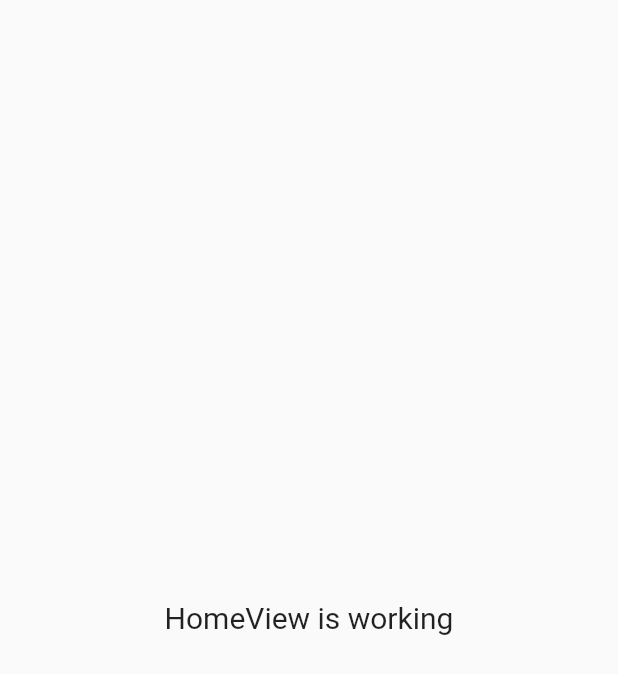
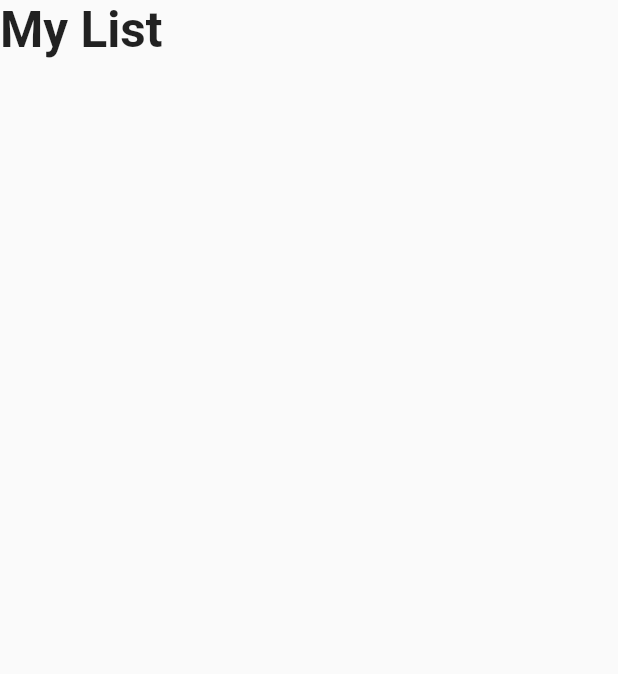
Before and after one commit to raiszidane95/To-Do-List_App, a Flutter app: the screen it shows after launch, on a phone screen of 412 x 824 dp. Shown: the top 674 px of the screen. Run offline on Flutter 3.47's test engine with Material 2 defaults, Android fonts, the phone set to English and light mode, and no system bars; our stand-ins replace equatable, flutter_easyloading, get, get_storage.

Commit message:
feat: add view homepage

```diff
--- a/lib/app/modules/home/controllers/home_controller.dart
+++ b/lib/app/modules/home/controllers/home_controller.dart
@@ -1,23 +1,14 @@
+// ignore_for_file: public_member_api_docs, sort_constructors_first
 import 'package:get/get.dart';
+import 'package:to_d_o_list_app/app/data/services/storage/repository.dart';
 
 class HomeController extends GetxController {
-  //TODO: Implement HomeController
+  TaskRepository taskRepository;
+  HomeController({
+    required this.taskRepository,
+  });
 
-  final count = 0.obs;
-  @override
   void onInit() {
     super.onInit();
   }
-
-  @override
-  void onReady() {
-    super.onReady();
-  }
-
-  @override
-  void onClose() {
-    super.onClose();
-  }
-
-  void increment() => count.value++;
 }
--- a/lib/app/modules/home/views/home_view.dart
+++ b/lib/app/modules/home/views/home_view.dart
@@ -1,5 +1,6 @@
 import 'package:flutter/material.dart';
 import 'package:get/get.dart';
+import '../../../core/utils/extension.dart';
 
 import '../controllers/home_controller.dart';
 
@@ -8,10 +9,14 @@ class HomeView extends GetView<HomeController> {
   @override
   Widget build(BuildContext context) {
     return Scaffold(
-      body: const Center(
-        child: Text(
-          'HomeView is working',
-          style: TextStyle(fontSize: 20),
+      body: SafeArea(
+        child: ListView(
+          children: [
+            Text(
+              'My List',
+              style: TextStyle(fontSize: 24.0.sp, fontWeight: FontWeight.bold),
+            ),
+          ],
         ),
       ),
     );
--- a/lib/main.dart
+++ b/lib/main.dart
@@ -1,8 +1,10 @@
 import 'package:flutter/material.dart';
+import 'package:flutter_easyloading/flutter_easyloading.dart';
 import 'package:get/get.dart';
 import 'package:get_storage/get_storage.dart';
 
 import 'app/data/services/storage/services.dart';
+import 'app/modules/home/bindings/home_binding.dart';
 import 'app/routes/app_pages.dart';
 
 void main() async {
@@ -12,8 +14,10 @@ void main() async {
     GetMaterialApp(
       debugShowCheckedModeBanner: false,
       title: "Application",
+      initialBinding: HomeBinding(),
       initialRoute: AppPages.INITIAL,
       getPages: AppPages.routes,
+      builder: EasyLoading.init(),
     ),
   );
 }
--- a/pubspec.yaml
+++ b/pubspec.yaml
@@ -10,6 +10,7 @@ dependencies:
   equatable: ^2.0.5
   flutter:
     sdk: flutter
+  flutter_easyloading: ^3.0.5
   get: 4.6.5
   get_storage: ^2.1.1
 
```
Also changed, not shown: lib/app/modules/home/bindings/home_binding.dart (+7 -1 lines), pubspec.lock.
